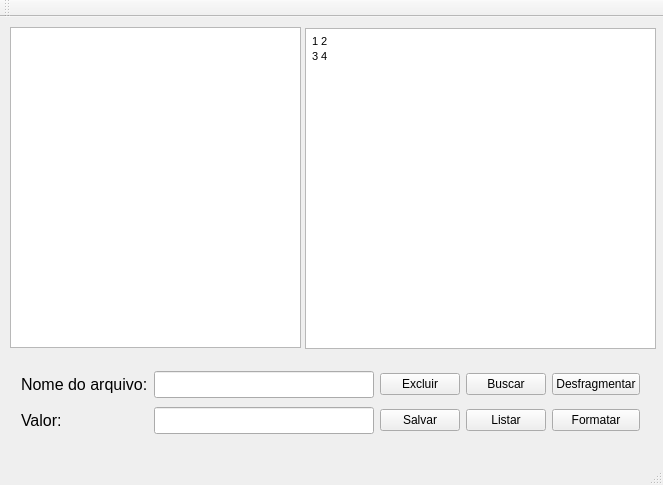
Above: GerenciadorDeDisco/mainwindow.ui from claranobre/project_disk before the change. Below: the same form after it.
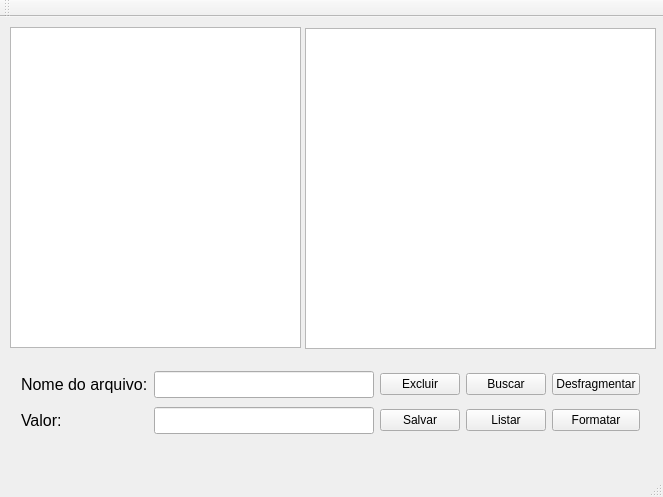
That is the form after the change.

```diff
--- a/GerenciadorDeDisco/mainwindow.ui
+++ b/GerenciadorDeDisco/mainwindow.ui
@@ -7,7 +7,7 @@
     <x>0</x>
     <y>0</y>
     <width>663</width>
-    <height>485</height>
+    <height>497</height>
    </rect>
   </property>
   <property name="windowTitle">
@@ -126,18 +126,8 @@
      <string notr="true">&lt;!DOCTYPE HTML PUBLIC &quot;-//W3C//DTD HTML 4.0//EN&quot; &quot;http://www.w3.org/TR/REC-html40/strict.dtd&quot;&gt;
 &lt;html&gt;&lt;head&gt;&lt;meta name=&quot;qrichtext&quot; content=&quot;1&quot; /&gt;&lt;title&gt;Teste&lt;/title&gt;&lt;style type=&quot;text/css&quot;&gt;
 p, li { white-space: pre-wrap; }
-&lt;/style&gt;&lt;/head&gt;&lt;body style=&quot; font-family:'MS Shell Dlg 2'; font-size:8.25pt; font-weight:400; font-style:normal;&quot;&gt;
-&lt;table border=&quot;0&quot; style=&quot; margin-top:0px; margin-bottom:0px; margin-left:0px; margin-right:0px;&quot; cellspacing=&quot;2&quot; cellpadding=&quot;0&quot;&gt;
-&lt;tr&gt;
-&lt;td&gt;
-&lt;p style=&quot; margin-top:0px; margin-bottom:0px; margin-left:0px; margin-right:0px; -qt-block-indent:0; text-indent:0px;&quot;&gt;&lt;span style=&quot; font-size:8pt;&quot;&gt;1&lt;/span&gt;&lt;/p&gt;&lt;/td&gt;
-&lt;td&gt;
-&lt;p style=&quot; margin-top:0px; margin-bottom:0px; margin-left:0px; margin-right:0px; -qt-block-indent:0; text-indent:0px;&quot;&gt;&lt;span style=&quot; font-size:8pt;&quot;&gt;2&lt;/span&gt;&lt;/p&gt;&lt;/td&gt;&lt;/tr&gt;
-&lt;tr&gt;
-&lt;td&gt;
-&lt;p style=&quot; margin-top:0px; margin-bottom:0px; margin-left:0px; margin-right:0px; -qt-block-indent:0; text-indent:0px;&quot;&gt;&lt;span style=&quot; font-size:8pt;&quot;&gt;3&lt;/span&gt;&lt;/p&gt;&lt;/td&gt;
-&lt;td&gt;
-&lt;p style=&quot; margin-top:0px; margin-bottom:0px; margin-left:0px; margin-right:0px; -qt-block-indent:0; text-indent:0px;&quot;&gt;&lt;span style=&quot; font-size:8pt;&quot;&gt;4&lt;/span&gt;&lt;/p&gt;&lt;/td&gt;&lt;/tr&gt;&lt;/table&gt;&lt;/body&gt;&lt;/html&gt;</string>
+&lt;/style&gt;&lt;/head&gt;&lt;body style=&quot; font-family:'Ubuntu'; font-size:11pt; font-weight:400; font-style:normal;&quot;&gt;
+&lt;p style=&quot;-qt-paragraph-type:empty; margin-top:0px; margin-bottom:0px; margin-left:0px; margin-right:0px; -qt-block-indent:0; text-indent:0px;&quot;&gt;&lt;br /&gt;&lt;/p&gt;&lt;/body&gt;&lt;/html&gt;</string>
     </property>
    </widget>
    <widget class="QTableView" name="tableView">
```
Left out of the diff: 2 changed lines with no effect on the pictures.
